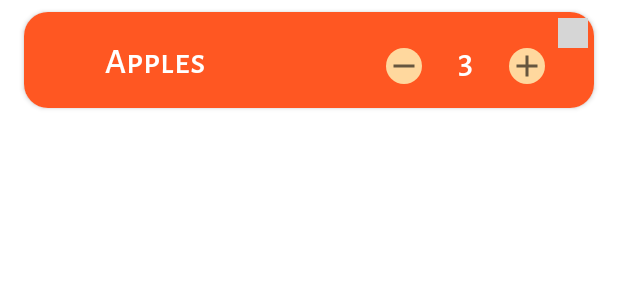
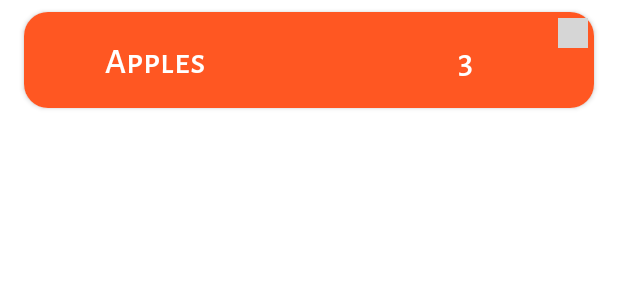
Before and after one commit to shubhamsinghshubham777/FoodieDonor, an Android app: the layout donor_donate_item.xml on its own in the app's theme, with its tools: preview values and no code run, on a phone screen of 412 x 824 dp. Shown: the top 300 px of the screen. Run offline under Robolectric (Android 15) with nearby library versions, the phone set to English and light mode, and no system bars; Roboto replaces fonts that are not available here; grey boxes are pictures that could not be loaded.

Commit message:
Minor UI fixes #1

```diff
--- a/app/src/main/res/layout/donor_donate_item.xml
+++ b/app/src/main/res/layout/donor_donate_item.xml
@@ -60,6 +60,7 @@
             android:layout_width="wrap_content"
             android:layout_height="0dp"
             android:layout_marginStart="24dp"
+            android:visibility="gone"
             android:background="@drawable/ripple_effect"
             app:layout_constraintBottom_toBottomOf="@+id/ddiMinus"
             app:layout_constraintStart_toEndOf="@+id/ddiAmount"
@@ -72,6 +73,7 @@
             android:layout_height="wrap_content"
             android:layout_marginTop="8dp"
             android:layout_marginEnd="24dp"
+            android:visibility="gone"
             android:background="@drawable/ripple_effect"
             app:layout_constraintBottom_toBottomOf="@+id/ddiAmount"
             app:layout_constraintEnd_toStartOf="@+id/ddiAmount"
```
Also changed, not shown: app/src/main/java/com/shubham/foodiedonor/views/fragments/donorHome/DonorDonateActivity.kt (+17 -8 lines).
